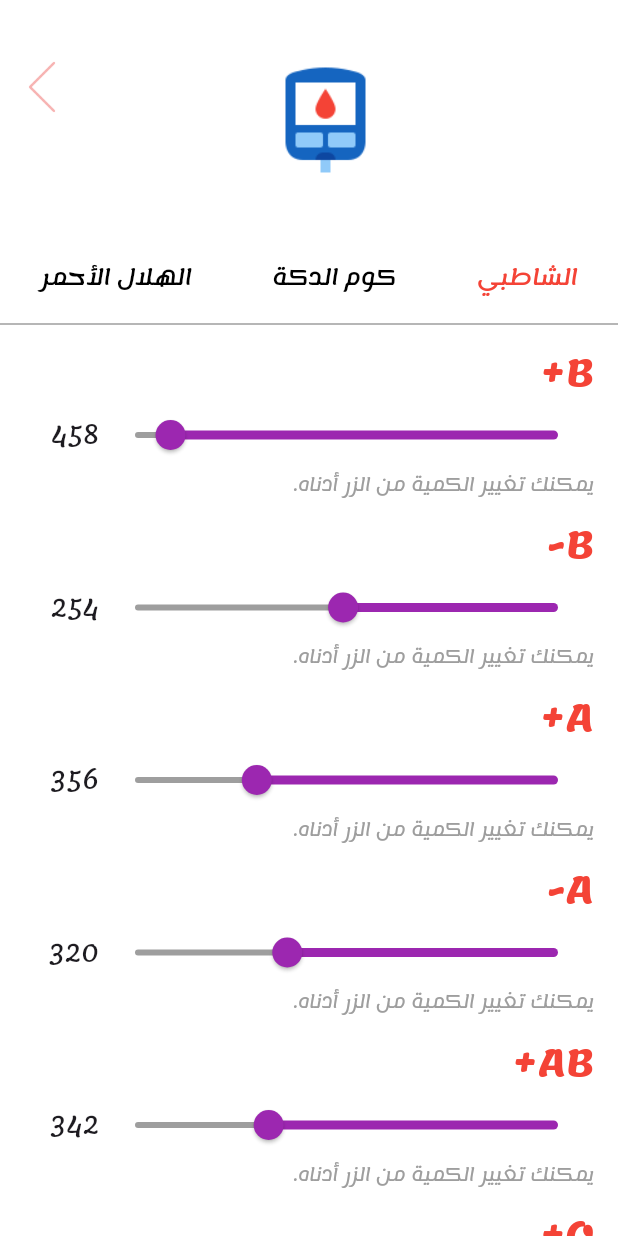
After one commit to alaa2024Mandour/saveAlife_2024, a Flutter app: the BloodBanks screen opened directly, on a phone screen of 412 x 824 dp. The commit adds this screen. Run offline on Flutter 3.47's test engine with Material 3 defaults, Android fonts, the phone set to English and light mode, and no system bars; our stand-ins replace animated_splash_screen, awesome_dialog, bloc, conditional_builder_null_safety, curved_labeled_navigation_bar, dropdown_button2 and 10 more; missing offline and left inert: flutter_charts.

Commit message:
bloodBank

```diff
--- /dev/null
+++ b/lib/admin_layouts/Blood_Banks/blood_banks.dart
@@ -0,0 +1,145 @@
+import 'package:flutter/cupertino.dart';
+import 'package:flutter/material.dart';
+import 'package:flutter/widgets.dart';
+import 'package:flutter_localizations/flutter_localizations.dart';
+
+class BloodBanks extends StatefulWidget {
+  const BloodBanks({Key? key}) : super(key: key);
+
+  @override
+  State<BloodBanks> createState() => _BloodBanksState();
+}
+
+class _BloodBanksState extends State<BloodBanks> {
+  int _selectedIndex = 0;
+
+  List<String> _tabs = ["الشاطبي", "كوم الدكة", "الهلال الأحمر"];
+  List<double> _bloodQuantities = [458, 254, 356, 320, 342, 34, 50];
+  List<String> _bloodTypes = ['B+', 'B-', 'A+', 'A-', 'AB+', 'O+', 'O-'];
+
+  void _onTabPressed(int index) {
+    setState(() {
+      _selectedIndex = index;
+    });
+  }
+
+  @override
+  Widget build(BuildContext context) {
+    return Scaffold(
+      body: Column(
+        crossAxisAlignment: CrossAxisAlignment.stretch,
+        children: [
+          Stack(
+            children: [
+              Positioned(
+                left: 0,
+                top:25 ,
+                child: IconButton(
+                  onPressed: () {},
+                  icon: Image.asset(
+                    'assets/images/icons/icons8-back-100.png',
+                    width: 40,
+                    height: 50,
+                    fit: BoxFit.contain,
+                  ),
+                ),
+              ),
+              Container(
+                padding: EdgeInsets.symmetric(vertical: 40,horizontal: 120),
+                child: Image.asset(
+                  'assets/images/icons/icons8-glucometer-96.png',
+                  width: 150,
+                  height: 80,
+                  fit: BoxFit.contain,
+                ),
+              ),
+            ],
+          ),
+          Row(
+            mainAxisAlignment: MainAxisAlignment.spaceAround,
+            children: List.generate(_tabs.length, (index) {
+              return TextButton(
+                onPressed: () => _onTabPressed(index),
+                child: Text(
+                  _tabs[index],
+                  style: TextStyle(
+                    color: _selectedIndex == index ? Colors.red : Colors.black,
+                  ),
+                ),
+              );
+            }),
+          ),
+          Divider(color: Colors.grey),
+          Expanded(
+            child: ListView.builder(
+              itemCount: _bloodQuantities.length,
+              itemBuilder: (context, index) {
+                return Padding(
+                  padding: const EdgeInsets.symmetric(vertical: 8.0, horizontal: 16.0),
+                  child: Column(
+                    crossAxisAlignment: CrossAxisAlignment.start,
+                    children: [
+                      Text(
+                        _bloodTypes[index],
+                        style: TextStyle(fontSize: 24, fontWeight: FontWeight.bold, color: Colors.red),
+                        textAlign: TextAlign.right,
+                      ),
+                      Row(
+                        children: [
+                          Expanded(
+                            child: Slider(
+                              value: _bloodQuantities[index],
+                              min: 0,
+                              max: 500,
+                              activeColor: Colors.purple,
+                              inactiveColor: Colors.grey,
+                              onChanged: (value) {
+                                setState(() {
+                                  _bloodQuantities[index] = value;
+                                });
+                              },
+                            ),
+                          ),
+                          SizedBox(
+                            width: 50,
+                            child: Text(
+                              _bloodQuantities[index].toInt().toString(),
+                              style: TextStyle(fontSize: 16),
+                              textAlign: TextAlign.right,
+                            ),
+                          ),
+                        ],
+                      ),
+                      Text(
+                        'يمكنك تغيير الكمية من الزر أدناه.',
+                        style: TextStyle(fontSize: 12, color: Colors.grey),
+                        textAlign: TextAlign.right,
+                      ),
+                    ],
+                  ),
+                );
+              },
+            ),
+          ),
+        ],
+      ),
+    );
+  }
+}
+
+void main() {
+  runApp(MaterialApp(
+    locale: Locale('ar', 'AE'), // Set Arabic locale
+    supportedLocales: [
+      Locale('ar', 'AE'),
+    ],
+    localizationsDelegates: [
+      GlobalMaterialLocalizations.delegate,
+      GlobalWidgetsLocalizations.delegate,
+    ],
+    home: Directionality(
+      textDirection: TextDirection.rtl, // Set text direction to RTL
+      child: BloodBanks(),
+    ),
+  ));
+}
```
Also changed, not shown: lib/admin_layouts/Blood_Banks/three_banks.dart (added, +96 -0 lines), lib/admin_layouts/admin_home_page/admin_home_page.dart (+6 -1 lines), assets/images/icons/icons8-back-100.png (added), assets/images/icons/icons8-glucometer-96.png (added).
